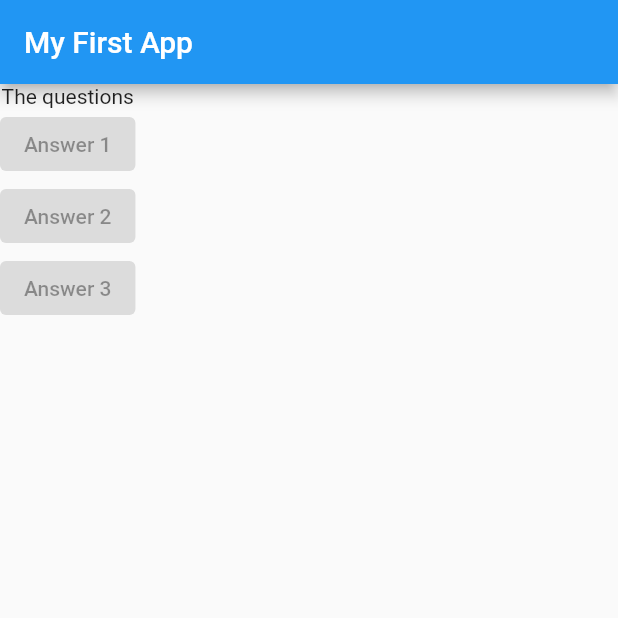
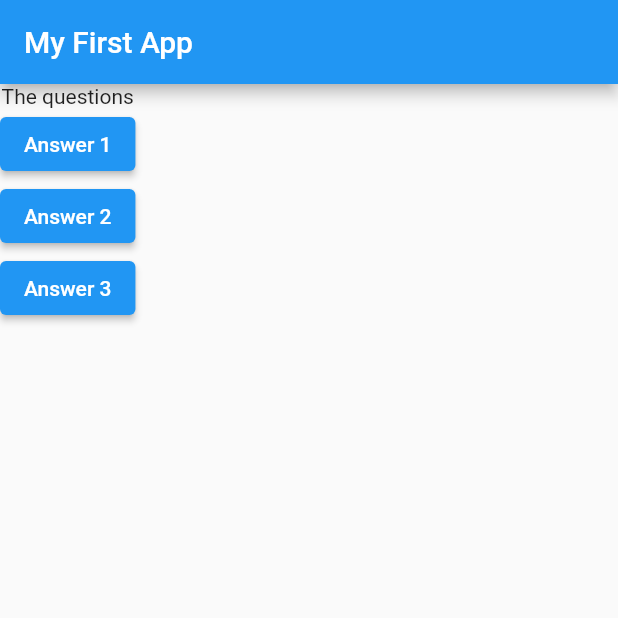
Before and after one commit to chebihiF/tp0_flutter_suptech, a Flutter app: the screen it shows after launch, on a phone screen of 412 x 824 dp, the top half of it. Run offline on Flutter 3.47's test engine with Material 2 defaults, Android fonts, the light colour scheme and no system bars.

Commit message:
add event

```diff
--- a/lib/main.dart
+++ b/lib/main.dart
@@ -5,6 +5,10 @@ void main() {
 }
 
 class MyApp extends StatelessWidget {
+  void answerQuestion() {
+    print('Answer Chosen Question');
+  }
+
   @override
   Widget build(BuildContext context) {
     var questions = [
@@ -18,9 +22,12 @@ class MyApp extends StatelessWidget {
         ),
         body: Column(children: [
           Text('The questions'),
-          ElevatedButton(onPressed: null, child: Text('Answer 1')),
-          ElevatedButton(onPressed: null, child: Text('Answer 2')),
-          ElevatedButton(onPressed: null, child: Text('Answer 3')),
+          ElevatedButton(onPressed: answerQuestion, child: Text('Answer 1')),
+          ElevatedButton(
+              onPressed: () => print('Answer Question 2'),
+              child: Text('Answer 2')),
+          ElevatedButton(
+              onPressed: () => {print('Answer 3')}, child: Text('Answer 3')),
         ]),
       ),
     );
```
